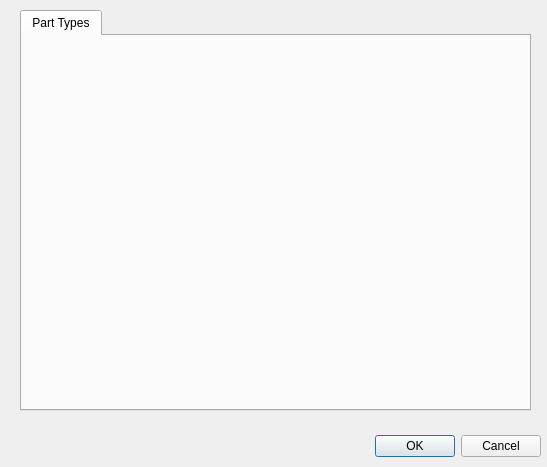
Qt form settingsdialog.ui (jassuncao/eparts) before a commit.
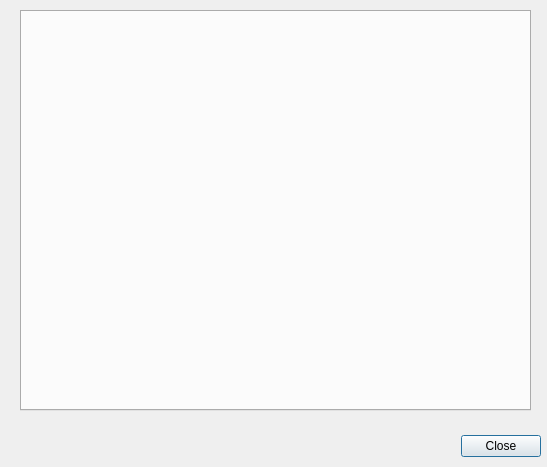
The same form after that commit.

Commit message: * Implemented add, edit and remove in PartTypeForm * PartTypeDialog now accepts a model to edit * Removed Ok and Cancel buttons from SettingsDialog. Using a close button instead

Diff of the .ui file:
```diff
--- a/settingsdialog.ui
+++ b/settingsdialog.ui
@@ -26,7 +26,7 @@
     <enum>Qt::Horizontal</enum>
    </property>
    <property name="standardButtons">
-    <set>QDialogButtonBox::Cancel|QDialogButtonBox::Ok</set>
+    <set>QDialogButtonBox::Close</set>
    </property>
   </widget>
   <widget class="QTabWidget" name="tabWidget">
@@ -47,11 +47,6 @@
    <property name="tabsClosable">
     <bool>false</bool>
    </property>
-   <widget class="QWidget" name="tab_2">
-    <attribute name="title">
-     <string>Part Types</string>
-    </attribute>
-   </widget>
   </widget>
  </widget>
  <resources/>
```
Left out of the diff: 2 changed lines with no effect on the pictures. The commit also changes 8 other files.
